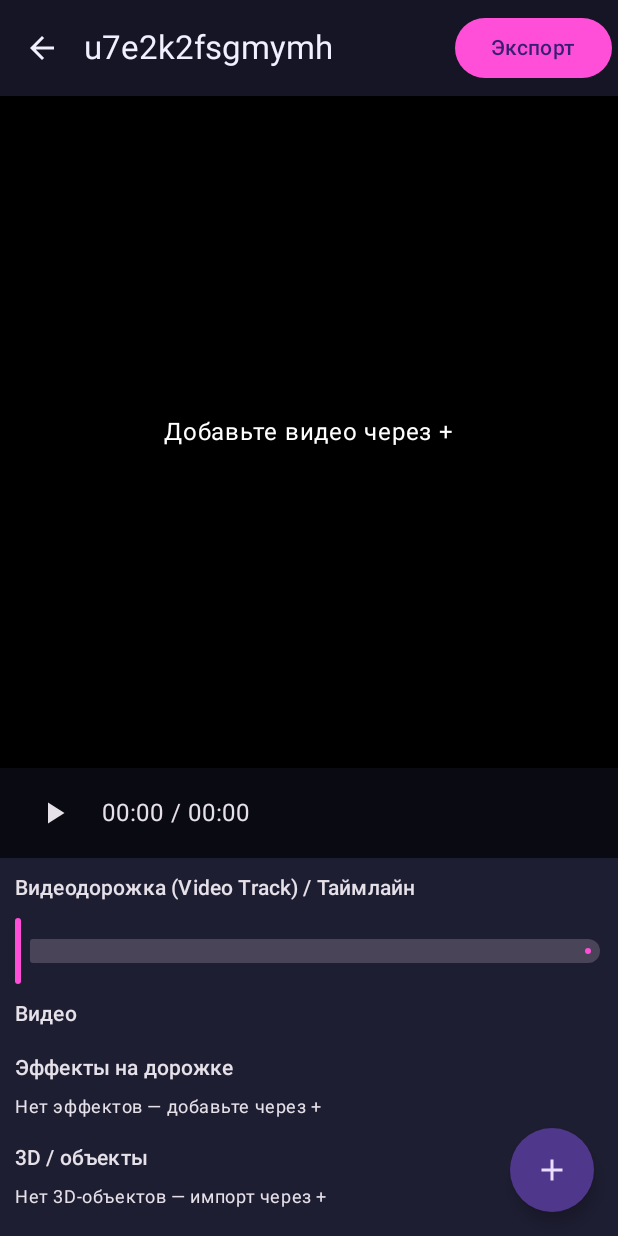
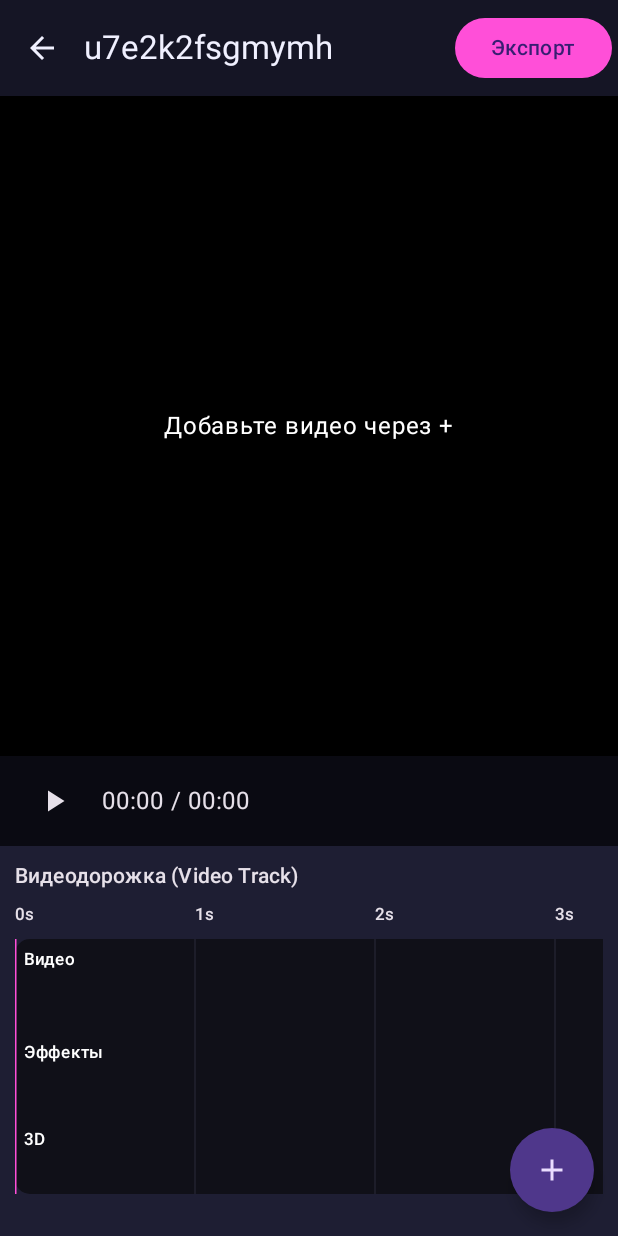
Before and after one commit to solarsolaroff-creator/CamRIP, an Android app built with Jetpack Compose: the screen it shows after launch (MainActivity), after a tap on "Новый проект", on a phone screen of 412 x 824 dp. Run offline under Robolectric (Android 15) with nearby library versions, the phone set to English and light mode, and no system bars; libraries missing offline, so code that uses them is left out: io.github.sceneview, io.github.sceneview.math, io.github.sceneview.node, io.github.sceneview.rememberEngine, io.github.sceneview.rememberModelLoader; 1 statement that could not run was skipped.

Commit message:
Upgrade timeline to multi-track CapCut-style layout with ruler, playhead, draggable blocks

```diff
--- a/app/src/main/java/com/vandal/camrip/ui/editor/EditorScreen.kt
+++ b/app/src/main/java/com/vandal/camrip/ui/editor/EditorScreen.kt
@@ -14,6 +14,7 @@ import androidx.compose.foundation.background
 import androidx.compose.foundation.combinedClickable
 import androidx.compose.foundation.gestures.detectDragGestures
 import androidx.compose.foundation.layout.*
+import androidx.compose.foundation.horizontalScroll
 import androidx.compose.foundation.rememberScrollState
 import androidx.compose.foundation.verticalScroll
 import androidx.compose.foundation.lazy.LazyRow
@@ -255,90 +256,96 @@ fun EditorScreen(
             }
 
             Column(
-                Modifier.fillMaxWidth().heightIn(min = 230.dp, max = 390.dp).background(MaterialTheme.colorScheme.surfaceVariant).verticalScroll(rememberScrollState()).padding(10.dp),
+                Modifier.fillMaxWidth().heightIn(min = 260.dp, max = 430.dp).background(MaterialTheme.colorScheme.surfaceVariant).padding(10.dp),
                 verticalArrangement = Arrangement.spacedBy(8.dp)
             ) {
-                Text("Видеодорожка (Video Track) / Таймлайн", style = MaterialTheme.typography.labelLarge)
-                Slider(value = playheadMs.toFloat(), onValueChange = { playheadMs = it.toLong(); player?.seekTo(playheadMs) }, valueRange = 0f..(durationMs.coerceAtLeast(1L).toFloat()))
+                Text("Видеодорожка (Video Track)", style = MaterialTheme.typography.labelLarge)
+                val totalMs = durationMs.coerceAtLeast(10_000L)
+                val pxPerMs = 0.12f
+                val timelineWidth = (totalMs * pxPerMs).dp
+                val dens = androidx.compose.ui.platform.LocalDensity.current.density
+
+                // ruler
+                Box(Modifier.fillMaxWidth().horizontalScroll(rememberScrollState())) {
+                    Column {
+                        Row(Modifier.width(timelineWidth).height(24.dp)) {
+                            val marks = (totalMs / 1000L).toInt().coerceAtLeast(1)
+                            for (s in 0..marks) {
+                                Box(Modifier.width((1000 * pxPerMs).dp).height(24.dp)) {
+                                    Text("${s}s", style = MaterialTheme.typography.labelSmall)
+                                }
+                            }
+                        }
+                        Box(Modifier.width(timelineWidth).height(170.dp).background(Color(0xFF101018), RoundedCornerShape(10.dp))) {
+                            // grid
+                            androidx.compose.foundation.Canvas(Modifier.matchParentSize()) {
+                                val step = 1000f * pxPerMs * density
+                                var x = 0f
+                                while (x < size.width) { drawLine(Color(0xFF2A2A3A), androidx.compose.ui.geometry.Offset(x, 0f), androidx.compose.ui.geometry.Offset(x, size.height), 1f); x += step }
+                                val ph = playheadMs * pxPerMs * density
+                                drawLine(Color(0xFFFF4FD8), androidx.compose.ui.geometry.Offset(ph, 0f), androidx.compose.ui.geometry.Offset(ph, size.height), 3f)
+                            }
+                            Column(Modifier.matchParentSize().padding(6.dp), verticalArrangement = Arrangement.spacedBy(6.dp)) {
+                                // video track
+                                Text("Видео", color = Color.White, style = MaterialTheme.typography.labelSmall)
+                                Row(Modifier.height(34.dp)) {
+                                    project.clips.forEachIndexed { idx, clip ->
+                                        val w = ((clip.durationMs.takeIf { it > 0 } ?: 4000L) * pxPerMs).dp
+                                        val sel = selectedItem == ("clip" to clip.id) || selectedClipId == clip.id
+                                        Box(
+                                            Modifier.padding(end = 4.dp).width(w).fillMaxHeight().background(if (sel) MaterialTheme.colorScheme.primary else Color(0xFF3A6EA5), RoundedCornerShape(8.dp))
+                                                .combinedClickable(onClick = { selectedClipId = clip.id; selectedItem = "clip" to clip.id }, onLongClick = { contextMenuItem = "clip" to clip.id })
+                                                .pointerInput(clip.id) { detectDragGestures { c, drag -> c.consume(); project = moveTimelineItem(project, "clip", clip.id, (drag.x / (pxPerMs * dens)).toLong()) } },
+                                            contentAlignment = Alignment.Center
+                                        ) { Text(clip.label, maxLines = 1, style = MaterialTheme.typography.labelSmall, color = Color.White) }
+                                    }
+                                }
+                                // effects track
+                                Text("Эффекты", color = Color.White, style = MaterialTheme.typography.labelSmall)
+                                Row(Modifier.height(30.dp)) {
+                                    clipEffects.forEach { e ->
+                                        val left = (e.startMs.coerceAtLeast(0L) * pxPerMs).dp
+                                        val sel = selectedItem == ("effect" to e.id)
+                                        if (left.value > 0f) Spacer(Modifier.width(left))
+                                        Box(
+                                            Modifier.width(88.dp).fillMaxHeight().background(if (sel) MaterialTheme.colorScheme.secondary else Color(0xFF7A4FA5), RoundedCornerShape(8.dp))
+                                                .combinedClickable(onClick = { selectedItem = "effect" to e.id }, onLongClick = { contextMenuItem = "effect" to e.id })
+                                                .pointerInput(e.id) { detectDragGestures { c, drag -> c.consume(); project = moveTimelineItem(project, "effect", e.id, (drag.x / (pxPerMs * dens)).toLong()); repo.saveProject(project) } },
+                                            contentAlignment = Alignment.Center
+                                        ) { Text(e.type, maxLines = 1, style = MaterialTheme.typography.labelSmall, color = Color.White) }
+                                    }
+                                }
+                                // 3d track
+                                Text("3D", color = Color.White, style = MaterialTheme.typography.labelSmall)
+                                Row(Modifier.height(30.dp)) {
+                                    clipModels.forEach { m ->
+                                        val left = (m.startMs.coerceAtLeast(0L) * pxPerMs).dp
+                                        val sel = selectedItem == ("model3d" to m.id)
+                                        if (left.value > 0f) Spacer(Modifier.width(left))
+                                        Box(
+                                            Modifier.width(88.dp).fillMaxHeight().background(if (sel) MaterialTheme.colorScheme.tertiary else Color(0xFF2F8A6B), RoundedCornerShape(8.dp))
+                                                .combinedClickable(onClick = { selectedItem = "model3d" to m.id; selectedModel3dId = m.id }, onLongClick = { contextMenuItem = "model3d" to m.id })
+                                                .pointerInput(m.id) { detectDragGestures { c, drag -> c.consume(); project = moveTimelineItem(project, "model3d", m.id, (drag.x / (pxPerMs * dens)).toLong()); repo.saveProject(project) } },
+                                            contentAlignment = Alignment.Center
+                                        ) { Text(m.name.take(8), maxLines = 1, style = MaterialTheme.typography.labelSmall, color = Color.White) }
+                                    }
+                                }
+                            }
+                        }
+                    }
+                }
 
                 selectedItem?.let { (type, id) ->
                     Row(horizontalArrangement = Arrangement.spacedBy(8.dp), verticalAlignment = Alignment.CenterVertically) {
                         Text("Переместить:", style = MaterialTheme.typography.bodySmall)
-                        TextButton(onClick = {
-                            project = moveTimelineItem(project, type, id, -500)
-                            repo.saveProject(project)
-                        }) { Text("←") }
-                        TextButton(onClick = {
-                            project = moveTimelineItem(project, type, id, 500)
-                            repo.saveProject(project)
-                        }) { Text("→") }
-                        val label = when (type) {
-                            "clip" -> project.clips.firstOrNull { it.id == id }?.label ?: "клип"
-                            "effect" -> project.effects.firstOrNull { it.id == id }?.type ?: "эффект"
-                            "model3d" -> project.models3d.firstOrNull { it.id == id }?.name ?: "3D"
-                            else -> type
-                        }
-                        Text(label, style = MaterialTheme.typography.bodySmall)
+                        TextButton(onClick = { project = moveTimelineItem(project, type, id, -500); repo.saveProject(project) }) { Text("←") }
+                        TextButton(onClick = { project = moveTimelineItem(project, type, id, 500); repo.saveProject(project) }) { Text("→") }
                     }
-                }
-
-                Text("Видео", style = MaterialTheme.typography.titleSmall)
-                LazyRow(horizontalArrangement = Arrangement.spacedBy(8.dp)) {
-                    items(project.clips, key = { it.id }) { clip ->
-                        val sel = selectedItem == ("clip" to clip.id)
-                        Box(Modifier.combinedClickable(onClick = { selectedClipId = clip.id; selectedItem = "clip" to clip.id }, onLongClick = { contextMenuItem = "clip" to clip.id })) {
-                            FilterChip(selected = sel || clip.id == selectedClipId, onClick = { selectedClipId = clip.id; selectedItem = "clip" to clip.id }, label = { Text(clip.label + (clip.groupId?.let { " [G]" } ?: "")) })
-                        }
-                    }
-                }
-
-                Text("Эффекты на дорожке", style = MaterialTheme.typography.titleSmall)
-                if (clipEffects.isEmpty()) Text("Нет эффектов — добавьте через +", style = MaterialTheme.typography.bodySmall)
-                LazyRow(horizontalArrangement = Arrangement.spacedBy(8.dp)) {
-                    items(clipEffects, key = { it.id }) { e ->
-                        val sel = selectedItem == ("effect" to e.id)
-                        Box(Modifier.combinedClickable(onClick = { selectedItem = "effect" to e.id }, onLongClick = { contextMenuItem = "effect" to e.id })) {
-                            FilterChip(selected = sel, onClick = { selectedItem = "effect" to e.id }, label = { Text("${e.type} @${formatMs(e.startMs)}${e.groupId?.let { " [G]" } ?: ""}") })
-                        }
-                    }
-                }
-
-                Text("3D / объекты", style = MaterialTheme.typography.titleSmall)
-                if (clipModels.isEmpty()) Text("Нет 3D-объектов — импорт через +", style = MaterialTheme.typography.bodySmall)
-                LazyRow(horizontalArrangement = Arrangement.spacedBy(8.dp)) {
-                    items(clipModels, key = { it.id }) { m ->
-                        val sel = selectedItem == ("model3d" to m.id)
-                        Box(Modifier.combinedClickable(onClick = { selectedItem = "model3d" to m.id; selectedModel3dId = m.id }, onLongClick = { contextMenuItem = "model3d" to m.id })) {
-                            FilterChip(selected = sel, onClick = { selectedItem = "model3d" to m.id; selectedModel3dId = m.id }, label = { Text("${m.name.take(8)} @${formatMs(m.startMs)}${m.groupId?.let { " [G]" } ?: ""}") })
-                        }
-                    }
-                }
-
-                if (groupPick != null) Text("Выбран для группы: ${groupPick!!.first}#${groupPick!!.second}", color = MaterialTheme.colorScheme.primary, style = MaterialTheme.typography.bodySmall)
-
-                if (clipModels.isNotEmpty()) {
-                    val sel3d = clipModels.firstOrNull { it.id == selectedModel3dId } ?: clipModels.first()
-                    fun updateModel(mut: (Model3DItem) -> Model3DItem) {
-                        project = project.copy(models3d = project.models3d.map { if (it.id == sel3d.id) mut(it) else it })
-                        repo.saveProject(project)
-                    }
-                    Text("3D: ${sel3d.name}", style = MaterialTheme.typography.titleSmall)
-                    Text("Масштаб: ${"%.2f".format(sel3d.scale)}")
-                    Slider(value = sel3d.scale, onValueChange = { v -> updateModel { it.copy(scale = v) } }, valueRange = 0.2f..5f)
-                    Text("Поворот Y: ${sel3d.rotY.toInt()}°")
-                    Slider(value = sel3d.rotY, onValueChange = { v -> updateModel { it.copy(rotY = v) } }, valueRange = -180f..180f)
-                    Text("Поворот X: ${sel3d.rotX.toInt()}°")
-                    Slider(value = sel3d.rotX, onValueChange = { v -> updateModel { it.copy(rotX = v) } }, valueRange = -180f..180f)
-                    Text("Позиция Z: ${"%.2f".format(sel3d.posZ)}")
-                    Slider(value = sel3d.posZ, onValueChange = { v -> updateModel { it.copy(posZ = v) } }, valueRange = -8f..2f)
                 }
 
                 val selEffect = if (selectedItem?.first == "effect") project.effects.firstOrNull { it.id == selectedItem?.second } else null
                 if (selEffect != null) {
-                    fun updateEffect(mut: (EffectItem) -> EffectItem) {
-                        project = project.copy(effects = project.effects.map { if (it.id == selEffect.id) mut(it) else it })
-                        repo.saveProject(project)
-                    }
+                    fun updateEffect(mut: (EffectItem) -> EffectItem) { project = project.copy(effects = project.effects.map { if (it.id == selEffect.id) mut(it) else it }); repo.saveProject(project) }
                     HorizontalDivider()
                     Text("Эффект: ${selEffect.type}", style = MaterialTheme.typography.titleSmall)
                     Text("Интенсивность: ${"%.2f".format(selEffect.intensity)}")
@@ -347,6 +354,17 @@ fun EditorScreen(
                     Slider(value = selEffect.angleZ, onValueChange = { v -> updateEffect { it.copy(angleZ = v) } }, valueRange = -180f..180f)
                     Text("Масштаб: ${"%.2f".format(selEffect.scale)}")
                     Slider(value = selEffect.scale, onValueChange = { v -> updateEffect { it.copy(scale = v) } }, valueRange = 0.2f..3f)
+                }
+
+                if (clipModels.isNotEmpty()) {
+                    val sel3d = clipModels.firstOrNull { it.id == selectedModel3dId } ?: clipModels.first()
+                    fun updateModel(mut: (Model3DItem) -> Model3DItem) { project = project.copy(models3d = project.models3d.map { if (it.id == sel3d.id) mut(it) else it }); repo.saveProject(project) }
+                    HorizontalDivider()
+                    Text("3D: ${sel3d.name}", style = MaterialTheme.typography.titleSmall)
+                    Text("Масштаб: ${"%.2f".format(sel3d.scale)}")
+                    Slider(value = sel3d.scale, onValueChange = { v -> updateModel { it.copy(scale = v) } }, valueRange = 0.2f..5f)
+                    Text("Поворот Y: ${sel3d.rotY.toInt()}°")
+                    Slider(value = sel3d.rotY, onValueChange = { v -> updateModel { it.copy(rotY = v) } }, valueRange = -180f..180f)
                 }
             }
 
```
